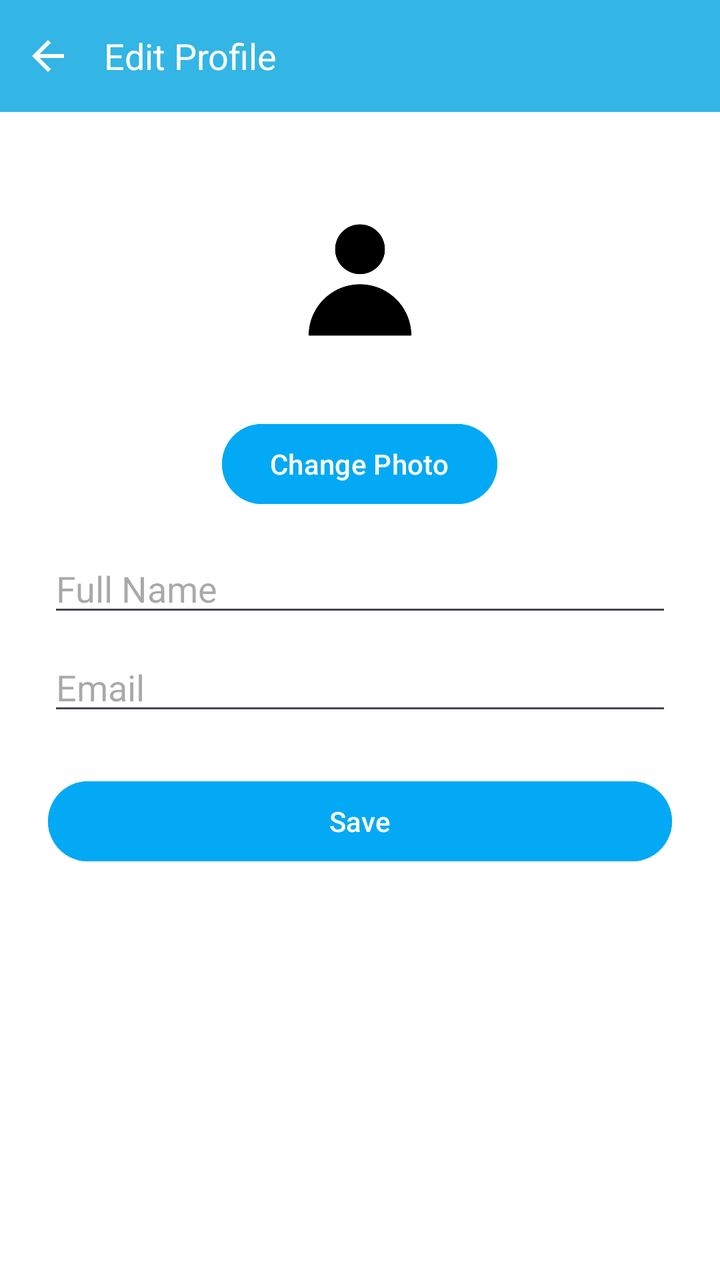
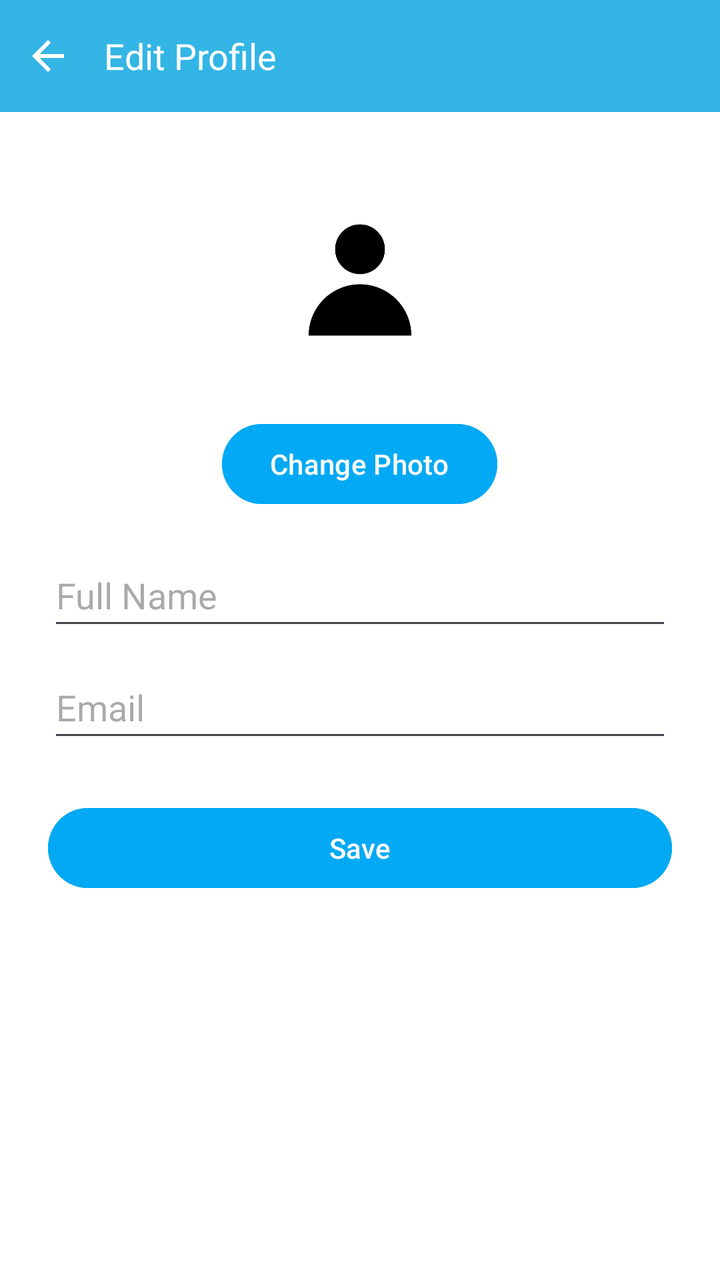

Before-and-after screenshots of an Android layout around one commit, followed by the original layout XML and the change that was made.
<!-- AndroidManifest.xml: application theme Theme.StudentNotesApp_Backend_v1 -->
<!-- res/layout/activity_edit_profile.xml -->
<LinearLayout xmlns:android="http://schemas.android.com/apk/res/android"
    xmlns:app="http://schemas.android.com/apk/res-auto"
    android:layout_width="match_parent"
    android:layout_height="match_parent"
    android:orientation="vertical"
    android:background="@color/white"
    android:fitsSystemWindows="true">

    
    <LinearLayout
        android:layout_width="match_parent"
        android:layout_height="56dp"
        android:background="@android:color/holo_blue_light"
        android:gravity="center_vertical"
        android:orientation="horizontal"
        android:paddingStart="12dp"
        android:paddingEnd="12dp">

        <ImageView
            android:id="@+id/back_button"
            android:layout_width="24dp"
            android:layout_height="24dp"
            android:src="@drawable/ic_arrow_back"
            app:tint="@color/white" />

        <TextView
            android:layout_width="wrap_content"
            android:layout_height="wrap_content"
            android:layout_marginStart="16dp"
            android:text="Edit Profile"
            android:textColor="@android:color/white"
            android:textSize="18sp" />
    </LinearLayout>

    
    <ScrollView
        android:layout_width="match_parent"
        android:layout_height="match_parent"
        android:padding="24dp">

        <LinearLayout
            android:layout_width="match_parent"
            android:layout_height="wrap_content"
            android:orientation="vertical">

            <ImageView
                android:id="@+id/profile_image"
                android:layout_width="120dp"
                android:layout_height="120dp"
                android:src="@drawable/ic_profile_placeholder"
                android:layout_gravity="center"
                android:scaleType="centerCrop"
                android:background="@drawable/circle_background"
                android:padding="4dp" />

            <Button
                android:id="@+id/btn_change_photo"
                android:layout_width="wrap_content"
                android:layout_height="wrap_content"
                android:text="Change Photo"
                android:layout_gravity="center"
                android:backgroundTint="#03A9F4"
                android:layout_marginTop="8dp"/>

            <EditText
                android:id="@+id/edit_name"
                android:layout_width="match_parent"
                android:layout_height="wrap_content"
                android:hint="Full Name"
                android:layout_marginTop="16dp"/>

            <EditText
                android:id="@+id/edit_email"
                android:layout_width="match_parent"
                android:layout_height="wrap_content"
                android:hint="Email"
                android:inputType="textEmailAddress"
                android:layout_marginTop="8dp"/>

            <Button
                android:id="@+id/btn_save"
                android:layout_width="match_parent"
                android:layout_height="wrap_content"
                android:layout_marginTop="24dp"
                android:backgroundTint="#03A9F4"
                android:text="Save" />
        </LinearLayout>
    </ScrollView>

</LinearLayout>
<!-- resources referenced by this layout -->
<resources>
  <color name="white">#FFFFFFFF</color>
  <!-- drawable circle_background (drawable) -->
  <vector xmlns:android="http://schemas.android.com/apk/res/android" android:height="24dp" android:tint="#000000" android:viewportHeight="960" android:viewportWidth="960" android:width="24dp">
        
      <path android:fillColor="@android:color/white" android:pathData="M234,684Q285,645 348,622.5Q411,600 480,600Q549,600 612,622.5Q675,645 726,684Q761,643 780.5,591Q800,539 800,480Q800,347 706.5,253.5Q613,160 480,160Q347,160 253.5,253.5Q160,347 160,480Q160,539 179.5,591Q199,643 234,684ZM480,520Q421,520 380.5,479.5Q340,439 340,380Q340,321 380.5,280.5Q421,240 480,240Q539,240 579.5,280.5Q620,321 620,380Q620,439 579.5,479.5Q539,520 480,520ZM480,880Q397,880 324,848.5Q251,817 197,763Q143,709 111.5,636Q80,563 80,480Q80,397 111.5,324Q143,251 197,197Q251,143 324,111.5Q397,80 480,80Q563,80 636,111.5Q709,143 763,197Q817,251 848.5,324Q880,397 880,480Q880,563 848.5,636Q817,709 763,763Q709,817 636,848.5Q563,880 480,880ZM480,800Q533,800 580,784.5Q627,769 666,740Q627,711 580,695.5Q533,680 480,680Q427,680 380,695.5Q333,711 294,740Q333,769 380,784.5Q427,800 480,800ZM480,440Q506,440 523,423Q540,406 540,380Q540,354 523,337Q506,320 480,320Q454,320 437,337Q420,354 420,380Q420,406 437,423Q454,440 480,440ZM480,380Q480,380 480,380Q480,380 480,380Q480,380 480,380Q480,380 480,380Q480,380 480,380Q480,380 480,380Q480,380 480,380Q480,380 480,380ZM480,740Q480,740 480,740Q480,740 480,740Q480,740 480,740Q480,740 480,740Q480,740 480,740Q480,740 480,740Q480,740 480,740Q480,740 480,740Z"/>
      
  </vector>
  <!-- drawable ic_arrow_back (drawable) -->
  <vector xmlns:android="http://schemas.android.com/apk/res/android" android:autoMirrored="true" android:height="24dp" android:tint="#000000" android:viewportHeight="960" android:viewportWidth="960" android:width="24dp">
        
      <path android:fillColor="@android:color/white" android:pathData="M313,520L537,744L480,800L160,480L480,160L537,216L313,440L800,440L800,520L313,520Z"/>
      
  </vector>
  <!-- drawable ic_profile_placeholder: jpg bitmap (drawable, 7443 bytes) -->
  <style name="Theme.StudentNotesApp_Backend_v1" parent="Base.Theme.StudentNotesApp_Backend_v1" />
  <style name="Base.Theme.StudentNotesApp_Backend_v1" parent="Theme.Material3.DayNight.NoActionBar">
  
          <item name="android:windowLightStatusBar">true</item>
  
      </style>
</resources>

<!-- the commit's change to res/layout/activity_edit_profile.xml (unified diff, before → after) -->
@@ -65,17 +65,17 @@
             <EditText
                 android:id="@+id/edit_name"
                 android:layout_width="match_parent"
-                android:layout_height="wrap_content"
-                android:hint="Full Name"
-                android:layout_marginTop="16dp"/>
+                android:layout_height="48dp"
+                android:layout_marginTop="16dp"
+                android:hint="Full Name" />
 
             <EditText
                 android:id="@+id/edit_email"
                 android:layout_width="match_parent"
-                android:layout_height="wrap_content"
+                android:layout_height="48dp"
+                android:layout_marginTop="8dp"
                 android:hint="Email"
-                android:inputType="textEmailAddress"
-                android:layout_marginTop="8dp"/>
+                android:inputType="textEmailAddress" />
 
             <Button
                 android:id="@+id/btn_save"
